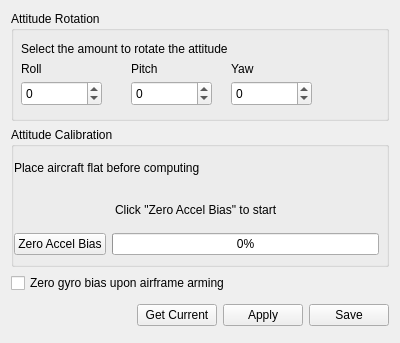
Before: the Qt Designer form ground/openpilotgcs/src/plugins/config/ccattitude.ui in openpilot/OpenPilot, drawn with Qt 5.
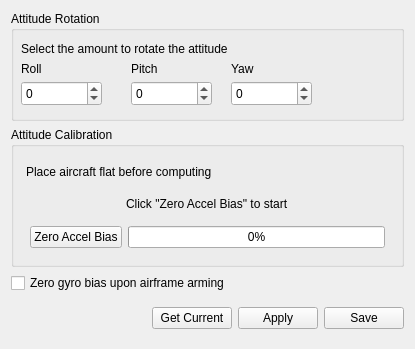
After: the same form once the commit is applied.

Commit message: Last minute default settings refinement. CC Attitude UI improvement.

Diff of the .ui file:
```diff
--- a/ground/openpilotgcs/src/plugins/config/ccattitude.ui
+++ b/ground/openpilotgcs/src/plugins/config/ccattitude.ui
@@ -6,8 +6,8 @@
    <rect>
     <x>0</x>
     <y>0</y>
-    <width>400</width>
-    <height>343</height>
+    <width>415</width>
+    <height>349</height>
    </rect>
   </property>
   <property name="windowTitle">
@@ -159,15 +159,8 @@
      <property name="title">
       <string>Attitude Calibration</string>
      </property>
-     <widget class="QWidget" name="verticalLayoutWidget">
-      <property name="geometry">
-       <rect>
-        <x>0</x>
-        <y>20</y>
-        <width>371</width>
-        <height>111</height>
-       </rect>
-      </property>
+     <layout class="QVBoxLayout" name="verticalLayout_2">
+      <item>
       <layout class="QVBoxLayout" name="verticalLayout_3">
        <property name="margin">
         <number>3</number>
@@ -218,6 +211,12 @@
        </item>
        <item>
         <layout class="QHBoxLayout" name="horizontalLayout">
+          <property name="spacing">
+           <number>6</number>
+          </property>
+          <property name="margin">
+           <number>4</number>
+          </property>
          <item>
           <widget class="QPushButton" name="zeroBias">
            <property name="toolTip">
@@ -238,7 +237,8 @@
         </layout>
        </item>
       </layout>
-     </widget>
+      </item>
+     </layout>
     </widget>
    </item>
    <item>
```
Lines whose indentation alone changed are shown as unchanged. The commit also changes 1 other file.
